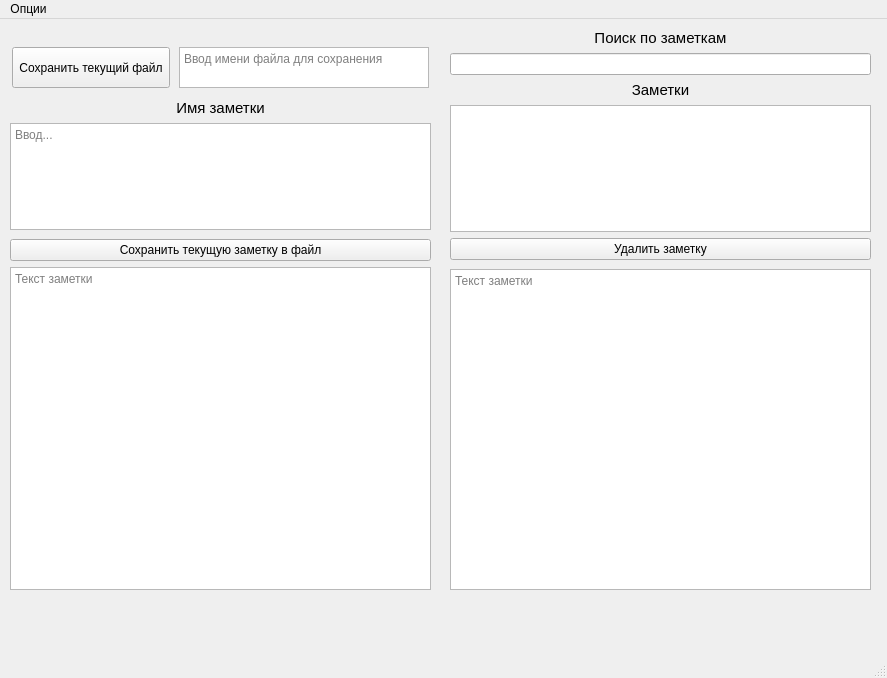
The window that Project/mainwindow.ui (Aeterno-Mens/project) describes before a commit, drawn with Qt 5.
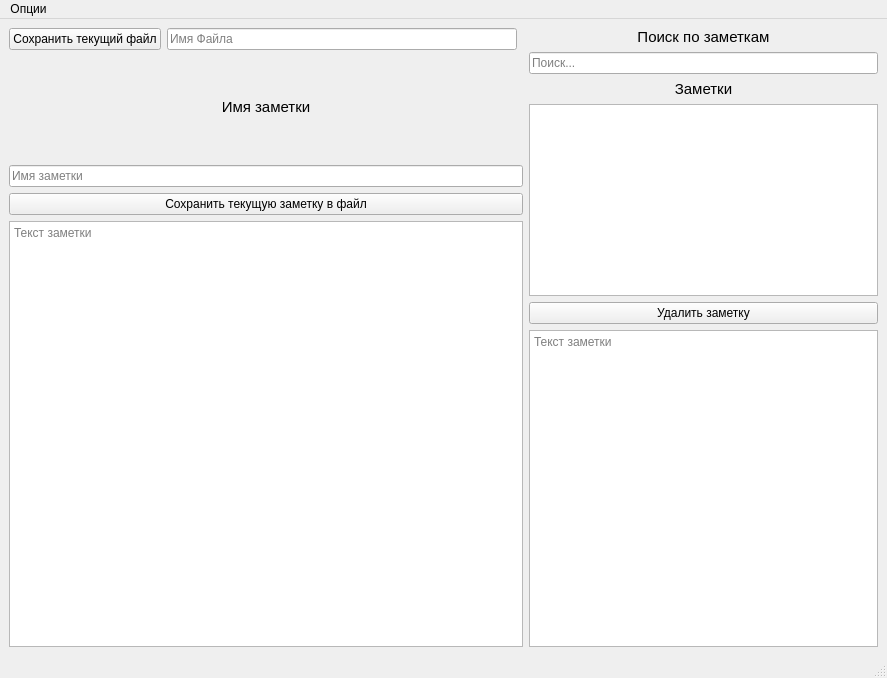
The same window after the commit.

Diff of the .ui file:
```diff
--- a/Project/mainwindow.ui
+++ b/Project/mainwindow.ui
@@ -14,15 +14,65 @@
    <string>Записная книга</string>
   </property>
   <widget class="QWidget" name="centralwidget">
+   <layout class="QGridLayout" name="gridLayout">
+    <item row="0" column="0">
+     <widget class="QPushButton" name="save_file">
+      <property name="text">
+       <string>Сохранить текущий файл</string>
+      </property>
+     </widget>
+    </item>
+    <item row="0" column="1">
+     <widget class="QLineEdit" name="sf_name">
+      <property name="placeholderText">
+       <string>Имя Файла</string>
+      </property>
+      <property name="clearButtonEnabled">
+       <bool>true</bool>
+      </property>
+     </widget>
+    </item>
+    <item row="2" column="0" rowspan="2" colspan="3">
+     <layout class="QVBoxLayout" name="verticalLayout_3">
+      <item>
+       <widget class="QPushButton" name="add_note">
+        <property name="text">
+         <string>Сохранить текущую заметку в файл</string>
+        </property>
+       </widget>
+      </item>
+      <item>
+       <widget class="QTextEdit" name="note_input">
+        <property name="placeholderText">
+         <string>Текст заметки</string>
+        </property>
+       </widget>
+      </item>
+     </layout>
+    </item>
+    <item row="1" column="0" colspan="3">
+     <layout class="QVBoxLayout" name="verticalLayout_2">
+      <item>
+       <widget class="QLabel" name="note_text">
+        <property name="text">
+         <string>&lt;html&gt;&lt;head/&gt;&lt;body&gt;&lt;p align=&quot;center&quot;&gt;&lt;span style=&quot; font-size:11pt;&quot;&gt;Имя заметки&lt;/span&gt;&lt;/p&gt;&lt;/body&gt;&lt;/html&gt;</string>
+        </property>
+       </widget>
+      </item>
+      <item>
+       <widget class="QLineEdit" name="note_name">
+        <property name="placeholderText">
+         <string>Имя заметки</string>
+        </property>
+        <property name="clearButtonEnabled">
+         <bool>true</bool>
+        </property>
+       </widget>
+      </item>
+     </layout>
+    </item>
+    <item row="3" column="3">
    <widget class="QTextEdit" name="note_output">
-    <property name="geometry">
-     <rect>
-      <x>450</x>
-      <y>250</y>
-      <width>421</width>
-      <height>321</height>
-     </rect>
-    </property>
     <property name="readOnly">
      <bool>true</bool>
     </property>
@@ -30,15 +80,8 @@
      <string>Текст заметки</string>
     </property>
    </widget>
-   <widget class="QWidget" name="layoutWidget">
-    <property name="geometry">
-     <rect>
-      <x>450</x>
-      <y>10</y>
-      <width>421</width>
-      <height>231</height>
-     </rect>
-    </property>
+    </item>
+    <item row="0" column="3" rowspan="3">
     <layout class="QVBoxLayout" name="verticalLayout">
      <item>
       <widget class="QLabel" name="search_text">
@@ -48,7 +91,14 @@
       </widget>
      </item>
      <item>
-      <widget class="QLineEdit" name="search_input"/>
+       <widget class="QLineEdit" name="search_input">
+        <property name="placeholderText">
+         <string>Поиск...</string>
+        </property>
+        <property name="clearButtonEnabled">
+         <bool>true</bool>
+        </property>
+       </widget>
      </item>
      <item>
       <widget class="QLabel" name="label_3">
@@ -68,91 +118,8 @@
       </widget>
      </item>
     </layout>
-   </widget>
-   <widget class="QWidget" name="layoutWidget">
-    <property name="geometry">
-     <rect>
-      <x>10</x>
-      <y>80</y>
-      <width>421</width>
-      <height>131</height>
-     </rect>
-    </property>
-    <layout class="QVBoxLayout" name="verticalLayout_2">
-     <item>
-      <widget class="QLabel" name="note_text">
-       <property name="text">
-        <string>&lt;html&gt;&lt;head/&gt;&lt;body&gt;&lt;p align=&quot;center&quot;&gt;&lt;span style=&quot; font-size:11pt;&quot;&gt;Имя заметки&lt;/span&gt;&lt;/p&gt;&lt;/body&gt;&lt;/html&gt;</string>
-       </property>
-      </widget>
-     </item>
-     <item>
-      <widget class="QTextEdit" name="note_name">
-       <property name="sizePolicy">
-        <sizepolicy hsizetype="Preferred" vsizetype="Expanding">
-         <horstretch>0</horstretch>
-         <verstretch>0</verstretch>
-        </sizepolicy>
-       </property>
-       <property name="placeholderText">
-        <string>Ввод...</string>
-       </property>
-      </widget>
-     </item>
-    </layout>
-   </widget>
-   <widget class="QWidget" name="layoutWidget">
-    <property name="geometry">
-     <rect>
-      <x>10</x>
-      <y>220</y>
-      <width>421</width>
-      <height>351</height>
-     </rect>
-    </property>
-    <layout class="QVBoxLayout" name="verticalLayout_3">
-     <item>
-      <widget class="QPushButton" name="add_note">
-       <property name="text">
-        <string>Сохранить текущую заметку в файл</string>
-       </property>
-      </widget>
-     </item>
-     <item>
-      <widget class="QTextEdit" name="note_input">
-       <property name="placeholderText">
-        <string>Текст заметки</string>
-       </property>
-      </widget>
-     </item>
-    </layout>
-   </widget>
-   <widget class="QPushButton" name="save_file">
-    <property name="geometry">
-     <rect>
-      <x>12</x>
-      <y>28</y>
-      <width>158</width>
-      <height>41</height>
-     </rect>
-    </property>
-    <property name="text">
-     <string>Сохранить текущий файл</string>
-    </property>
-   </widget>
-   <widget class="QTextEdit" name="sf_name">
-    <property name="geometry">
-     <rect>
-      <x>179</x>
-      <y>28</y>
-      <width>250</width>
-      <height>41</height>
-     </rect>
-    </property>
-    <property name="placeholderText">
-     <string>Ввод имени файла для сохранения</string>
-    </property>
-   </widget>
+    </item>
+   </layout>
   </widget>
   <widget class="QMenuBar" name="menubar">
    <property name="geometry">
```
Lines whose indentation alone changed are shown as unchanged.
